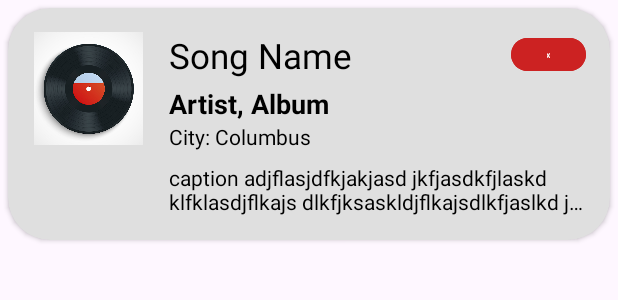
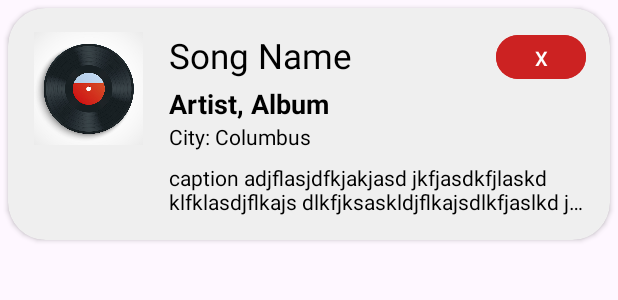
Before and after one commit to ahmet8zer/Music-Sharing-App, an Android app: the layout rv_post.xml on its own in the app's theme, with its tools: preview values and no code run, on a phone screen of 412 x 824 dp. Shown: the top 300 px of the screen. Run offline under Robolectric (Android 15) with nearby library versions, the phone set to English and light mode, and no system bars.

Commit message:
small changes to how the post looks

```diff
--- a/MusicSharing/app/src/main/res/layout/rv_post.xml
+++ b/MusicSharing/app/src/main/res/layout/rv_post.xml
@@ -7,9 +7,9 @@
     android:layout_marginTop="5dp"
     android:layout_marginRight="5dp"
     android:layout_marginLeft="5dp"
-    app:cardCornerRadius="28dp"
+    app:cardCornerRadius="25dp"
     android:elevation="4dp"
-    app:cardBackgroundColor="#dfdfdf">
+    app:cardBackgroundColor="#efefef">
 
     <RelativeLayout
         android:layout_width="match_parent"
@@ -32,6 +32,7 @@
             android:orientation="vertical">
 
             <TextView
+                android:layout_marginRight="62dp"
                 android:id="@+id/songname"
                 android:layout_width="match_parent"
                 android:layout_height="wrap_content"
@@ -72,14 +73,16 @@
 
         <Button
             android:id="@+id/three_dots_button"
-            android:text="x"
+            android:text="X"
+            android:textAlignment="gravity"
             android:backgroundTint="#cc2222"
-            android:textSize="6sp"
-            android:layout_marginStart="-50dp"
+            android:textSize="13sp"
+            android:layout_marginStart="-60dp"
+            android:layout_marginTop="-2dp"
             android:layout_toEndOf="@id/info"
-            android:layout_height="30dp"
+            android:layout_height="37dp"
 
-            android:layout_width="50dp"/>
+            android:layout_width="60dp"/>
 
 
 
```
